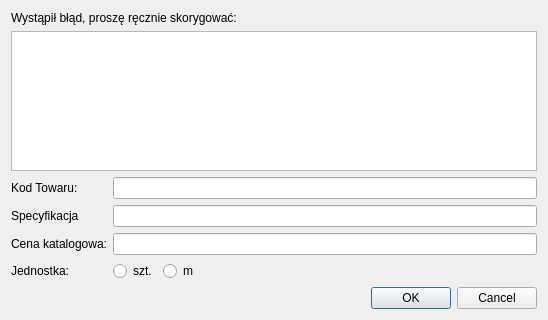
Qt form SyntaxTowar.ui (konserw/koferta) before a commit.
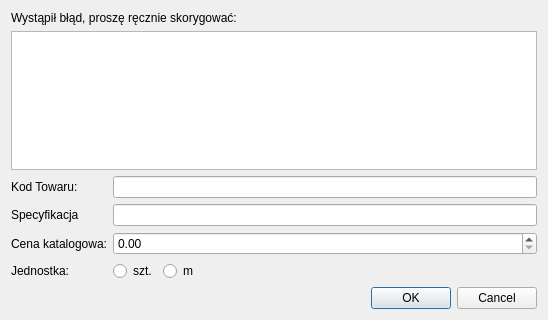
The same form after that commit.

```diff
--- a/SyntaxTowar.ui
+++ b/SyntaxTowar.ui
@@ -56,9 +56,6 @@
        </property>
       </widget>
      </item>
-     <item row="2" column="1">
-      <widget class="QLineEdit" name="cena"/>
-     </item>
      <item row="3" column="0">
       <widget class="QLabel" name="label_5">
        <property name="text">
@@ -97,6 +94,9 @@
        </item>
       </layout>
      </item>
+     <item row="2" column="1">
+      <widget class="QDoubleSpinBox" name="cena"/>
+     </item>
     </layout>
    </item>
    <item>
```
